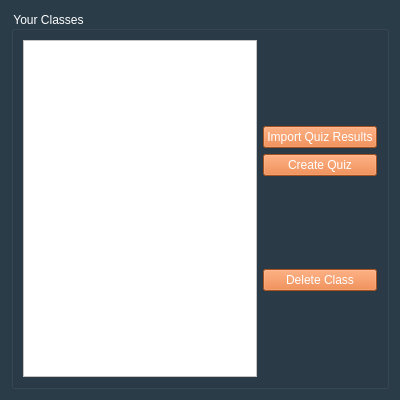
Before: the Qt Designer form PeerPilot/viewresults/viewresults.ui in lsevcik/peerpilot, drawn with Qt 5.
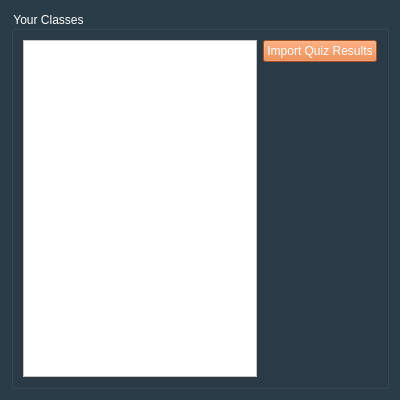
After: the same form once the commit is applied.

Commit message: Removed unused buttons on viewresults screen

```diff
--- a/PeerPilot/viewresults/viewresults.ui
+++ b/PeerPilot/viewresults/viewresults.ui
@@ -41,19 +41,6 @@
       </item>
       <item>
        <layout class="QVBoxLayout" name="verticalLayout_2">
-        <item>
-         <spacer name="verticalSpacer_3">
-          <property name="orientation">
-           <enum>Qt::Vertical</enum>
-          </property>
-          <property name="sizeHint" stdset="0">
-           <size>
-            <width>20</width>
-            <height>40</height>
-           </size>
-          </property>
-         </spacer>
-        </item>
         <item>
          <widget class="QPushButton" name="importQuizResultsPushButton">
           <property name="styleSheet">
@@ -67,19 +54,6 @@
           </property>
          </widget>
         </item>
-        <item>
-         <widget class="QPushButton" name="pushButton">
-          <property name="styleSheet">
-           <string notr="true">border-top-color: rgb(0, 85, 255);
-background-color: rgb(230, 112, 43);
-color: rgb(255, 255, 255);
-font: 12pt &quot;Calibri&quot;;</string>
-          </property>
-          <property name="text">
-           <string>Create Quiz</string>
-          </property>
-         </widget>
-        </item>
         <item>
          <spacer name="verticalSpacer">
           <property name="orientation">
@@ -93,19 +67,6 @@
           </property>
          </spacer>
         </item>
-        <item>
-         <widget class="QPushButton" name="pushButton_2">
-          <property name="styleSheet">
-           <string notr="true">border-top-color: rgb(0, 85, 255);
-background-color: rgb(230, 112, 43);
-color: rgb(255, 255, 255);
-font: 12pt &quot;Calibri&quot;;</string>
-          </property>
-          <property name="text">
-           <string>Delete Class</string>
-          </property>
-         </widget>
-        </item>
         <item>
          <spacer name="verticalSpacer_2">
           <property name="orientation">
```
